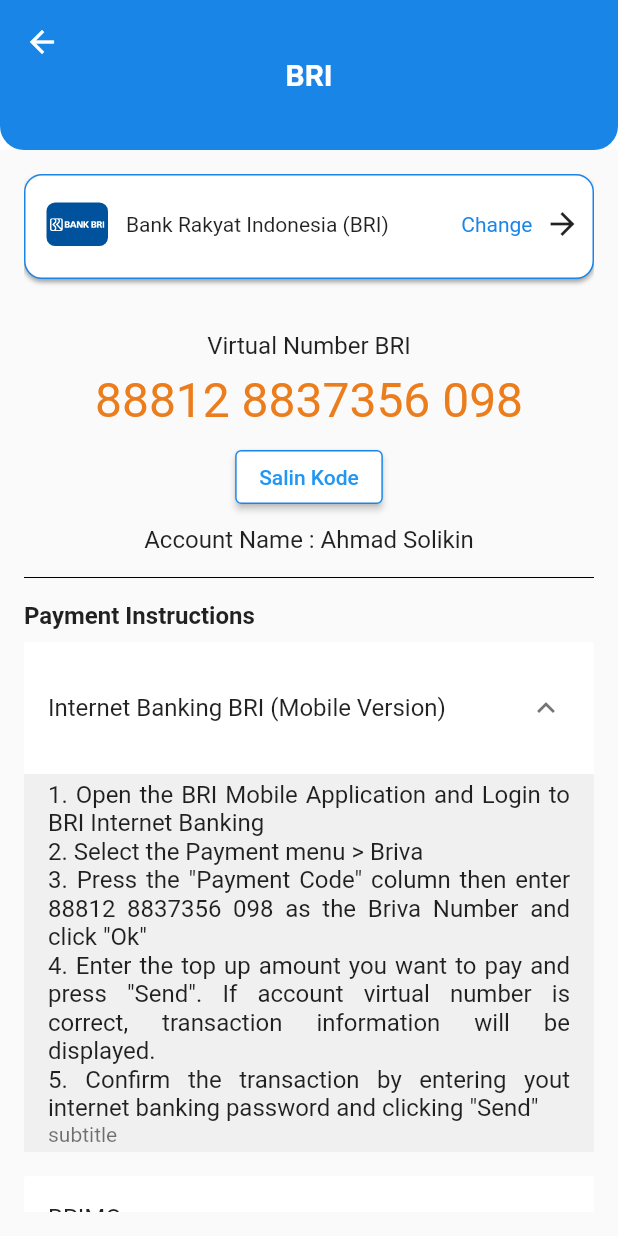
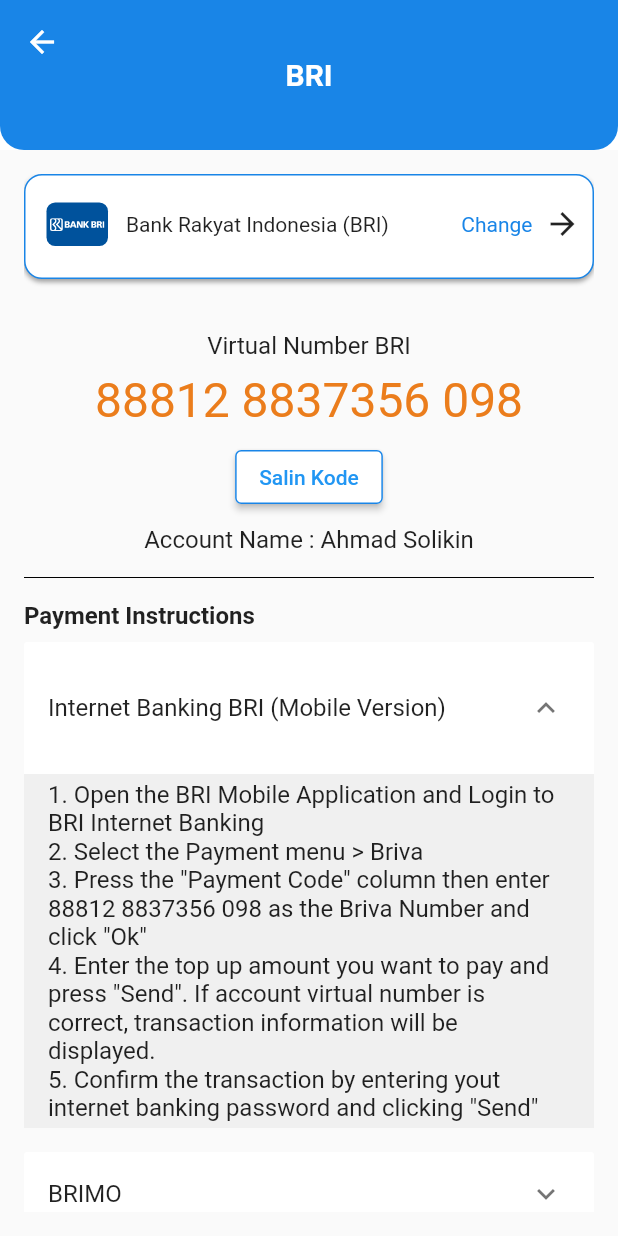
Before and after one commit to Aqsaaaa/Trading_App, a Flutter app: the BriPage screen opened directly, after a tap on the "expand more" icon, on a phone screen of 412 x 824 dp. Run offline on Flutter 3.47's test engine with Material 2 defaults, Android fonts, the phone set to English and light mode, and no system bars; our stand-ins replace flutter_svg.

Commit message:
chore(text-align): remove text align justify

```diff
--- a/lib/modules/expansion_panel/expansion_panel.dart
+++ b/lib/modules/expansion_panel/expansion_panel.dart
@@ -81,14 +81,14 @@ class _ExpansionPanelListExampleState extends State<ExpansionPanelListExample> {
             ),
             child: ListTile(
               title: Column(
-                  crossAxisAlignment: CrossAxisAlignment.start,
-                  children: List.generate(
-                      item.expandedValue.length,
-                      (index) =>
-                          Text('${index + 1}. ${item.expandedValue[index]}',
-                          textAlign: TextAlign.justify,
-                          ))),
-              subtitle: Text('subtitle'),
+                crossAxisAlignment: CrossAxisAlignment.start,
+                children: List.generate(
+                  item.expandedValue.length,
+                  (index) => Text(
+                    '${index + 1}. ${item.expandedValue[index]}',
+                  ),
+                ),
+              ),
             ),
           ),
           isExpanded: item.isExpanded,
```
